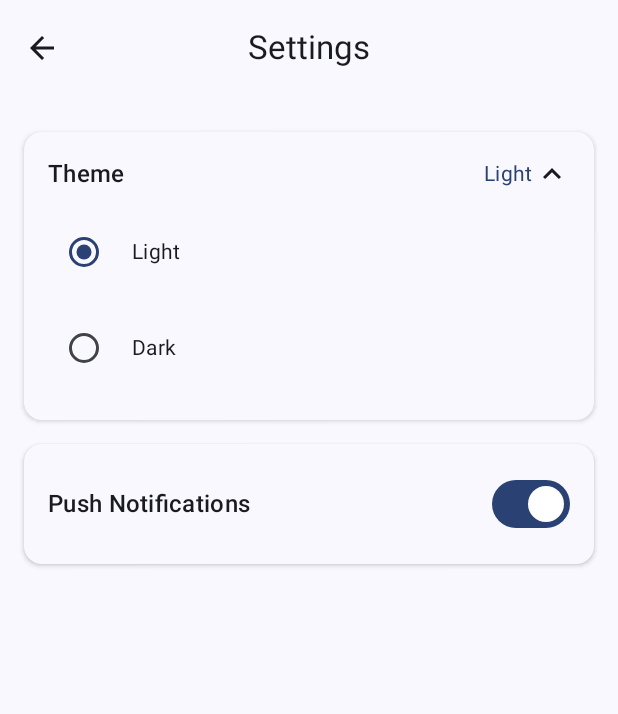
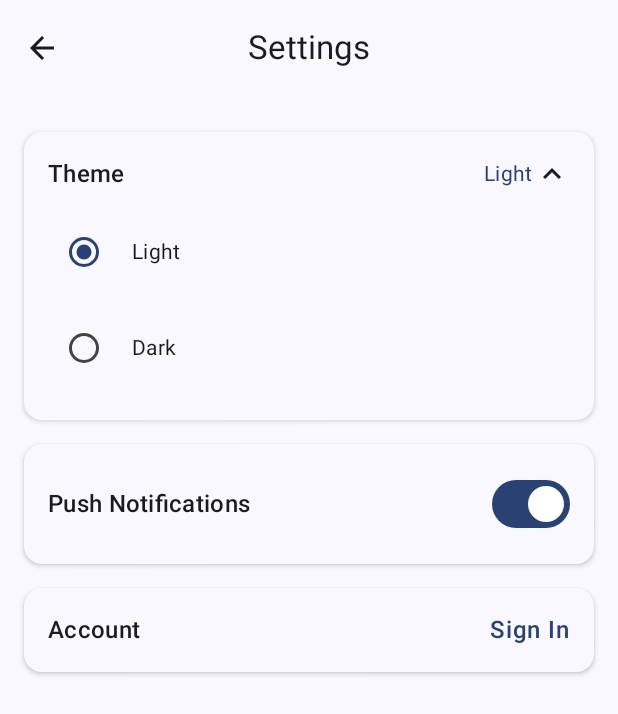
Before and after one commit to PiotrKedz/KPZ25_CORE2, an Android app built with Jetpack Compose: the SettingsActivity screen opened directly, with no data from a screen before it, after a tap on "Theme", on a phone screen of 412 x 824 dp. Shown: the top 714 px of the screen. Run offline under Robolectric (Android 15) with nearby library versions, the phone set to English and light mode, and no system bars.

Commit message:
moved sign in/sign out button from profile to settings

```diff
--- a/app/src/main/java/com/example/innertemp/SettingsActivity.kt
+++ b/app/src/main/java/com/example/innertemp/SettingsActivity.kt
@@ -1,5 +1,6 @@
 package com.example.innertemp
 
+import android.content.Intent
 import android.os.Bundle
 import androidx.activity.ComponentActivity
 import androidx.activity.compose.setContent
@@ -11,6 +12,7 @@ import androidx.compose.foundation.layout.fillMaxSize
 import androidx.compose.foundation.layout.fillMaxWidth
 import androidx.compose.foundation.layout.height
 import androidx.compose.foundation.layout.padding
+import androidx.compose.foundation.layout.width
 import androidx.compose.material.icons.Icons
 import androidx.compose.material.icons.filled.ArrowBack
 import androidx.compose.material.icons.filled.KeyboardArrowDown
@@ -28,6 +30,7 @@ import androidx.compose.material3.Switch
 import androidx.compose.material3.Text
 import androidx.compose.material3.TopAppBar
 import androidx.compose.runtime.Composable
+import androidx.compose.runtime.LaunchedEffect
 import androidx.compose.runtime.getValue
 import androidx.compose.runtime.mutableStateOf
 import androidx.compose.runtime.remember
@@ -38,6 +41,7 @@ import androidx.compose.ui.platform.LocalContext
 import androidx.compose.ui.text.font.FontWeight
 import androidx.compose.ui.text.style.TextAlign
 import androidx.compose.ui.unit.dp
+import androidx.compose.ui.unit.sp
 import com.example.innertemp.ui.theme.InnerTempTheme
 import android.content.Context
 
@@ -61,6 +65,10 @@ class SettingsActivity : ComponentActivity() {
                             finish()
                             startActivity(intent)
                             overridePendingTransition(android.R.anim.fade_in, android.R.anim.fade_out)
+                        },
+                        onNavigateToAccount = {
+                            val accountIntent = Intent(this, AccountActivity::class.java)
+                            startActivity(accountIntent)
                         }
                     )
                 }
@@ -71,9 +79,19 @@ class SettingsActivity : ComponentActivity() {
 
 @OptIn(ExperimentalMaterial3Api::class)
 @Composable
-fun SettingsScreen(onBack: () -> Unit, onThemeChanged: () -> Unit) {
+fun SettingsScreen(
+    onBack: () -> Unit,
+    onThemeChanged: () -> Unit,
+    onNavigateToAccount: () -> Unit
+) {
     val context = LocalContext.current
     var isThemeExpanded by remember { mutableStateOf(false) }
+    var isUserSignedIn by remember { mutableStateOf(false) }
+
+    LaunchedEffect(Unit) {
+        val authPref = context.getSharedPreferences("user_auth", Context.MODE_PRIVATE)
+        isUserSignedIn = authPref.getBoolean("is_signed_in", false)
+    }
 
     val sharedPref = context.getSharedPreferences("app_settings", Context.MODE_PRIVATE)
     var selectedTheme by remember {
@@ -99,6 +117,15 @@ fun SettingsScreen(onBack: () -> Unit, onThemeChanged: () -> Unit) {
             apply()
         }
         pushNotificationsEnabled = enabled
+    }
+
+    fun signOut(context: Context) {
+        val sharedPref = context.getSharedPreferences("user_auth", Context.MODE_PRIVATE)
+        with(sharedPref.edit()) {
+            putBoolean("is_signed_in", false)
+            apply()
+        }
+        isUserSignedIn = false
     }
 
     Scaffold(
@@ -249,6 +276,42 @@ fun SettingsScreen(onBack: () -> Unit, onThemeChanged: () -> Unit) {
                     )
                 }
             }
+
+            Card(
+                modifier = Modifier
+                    .fillMaxWidth()
+                    .padding(vertical = 8.dp),
+                elevation = CardDefaults.cardElevation(defaultElevation = 2.dp),
+                colors = CardDefaults.cardColors(containerColor = MaterialTheme.colorScheme.surface)
+            ) {
+                Row(
+                    modifier = Modifier
+                        .fillMaxWidth()
+                        .padding(16.dp),
+                    verticalAlignment = Alignment.CenterVertically
+                ) {
+                    Text(
+                        text = "Account",
+                        style = MaterialTheme.typography.titleMedium,
+                        fontWeight = FontWeight.Medium,
+                        modifier = Modifier.weight(1f)
+                    )
+
+                    Text(
+                        text = if (isUserSignedIn) "Sign Out" else "Sign In",
+                        color = MaterialTheme.colorScheme.primary,
+                        fontWeight = FontWeight.Medium,
+                        fontSize = 16.sp,
+                        modifier = Modifier.clickable {
+                            if (isUserSignedIn) {
+                                signOut(context)
+                            } else {
+                                onNavigateToAccount()
+                            }
+                        }
+                    )
+                }
+            }
         }
     }
 }
```
Also changed, not shown: app/src/main/java/com/example/innertemp/ProfileActivity.kt (+2 -37 lines), 169 other files.
